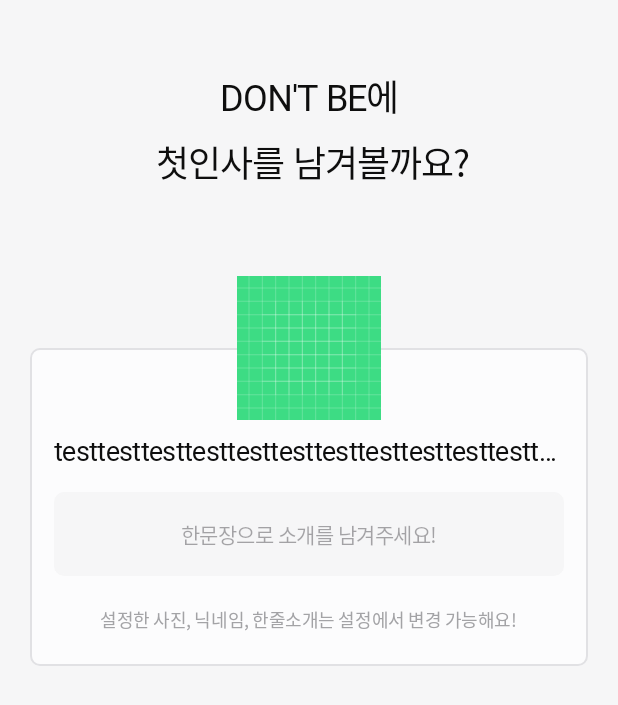
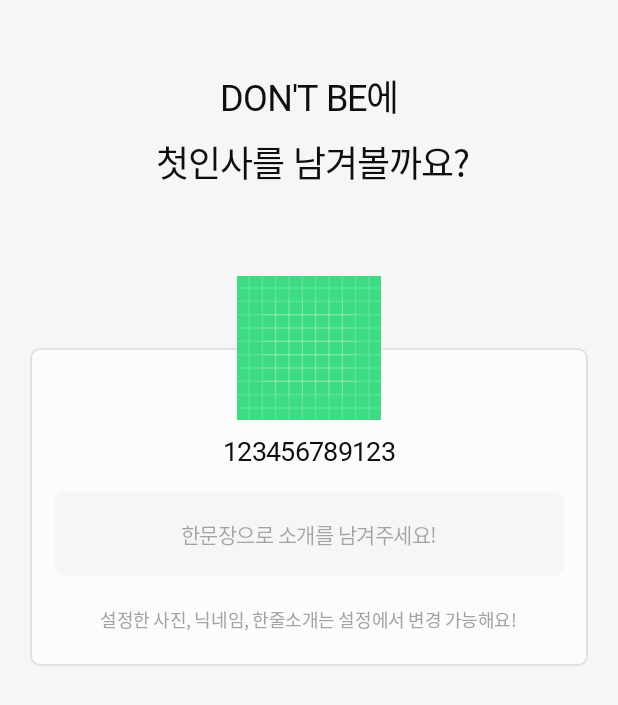
Before and after one commit to TeamDon-tBe/ANDROID, an Android app: the layout item_onboarding_fourth.xml on its own in the app's theme, with its tools: preview values and no code run, on a phone screen of 412 x 824 dp. Shown: the top 705 px of the screen. Run offline under Robolectric (Android 15) with nearby library versions, the phone set to English and light mode, and no system bars.

Commit message:
#27 [UI] : 온보딩 네번째 max 글자 수 추가

```diff
--- a/feature/src/main/res/layout/item_onboarding_fourth.xml
+++ b/feature/src/main/res/layout/item_onboarding_fourth.xml
@@ -52,13 +52,13 @@
             android:layout_height="wrap_content"
             android:layout_marginHorizontal="16dp"
             android:layout_marginTop="8dp"
-            android:ellipsize="end"
-            android:maxLines="1"
+            android:maxLength="12"
+            android:textAlignment="center"
             android:textAppearance="@style/TextAppearance.DontBe.head_semi_18"
             app:layout_constraintEnd_toEndOf="@id/view_onboarding_fourth_background"
             app:layout_constraintStart_toStartOf="@id/view_onboarding_fourth_background"
             app:layout_constraintTop_toBottomOf="@id/iv_onboarding_fourth_profile"
-            tools:text="testtesttesttesttesttesttesttesttesttesttesttesttesttesttesttesttest" />
+            tools:text="123456789123" />
 
         <EditText
             android:id="@+id/et_onboarding_fourth_introduction"
@@ -69,6 +69,7 @@
             android:background="@drawable/shape_gray03_line_6_rect"
             android:backgroundTint="@color/gray_1"
             android:hint="한문장으로 소개를 남겨주세요!"
+            android:maxLength="50"
             android:paddingVertical="17dp"
             android:textAlignment="center"
             android:textAppearance="@style/TextAppearance.DontBe.body_regular_14"
```
